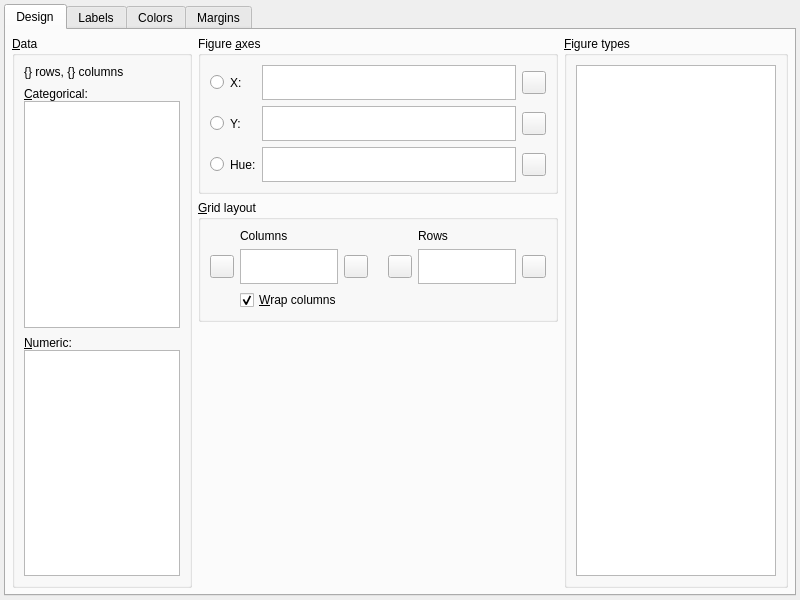
This is coquery/gui/ui/visualizationDesigner.ui in gkunter/coquery as Qt 5 draws it before an edit. The edited form follows.
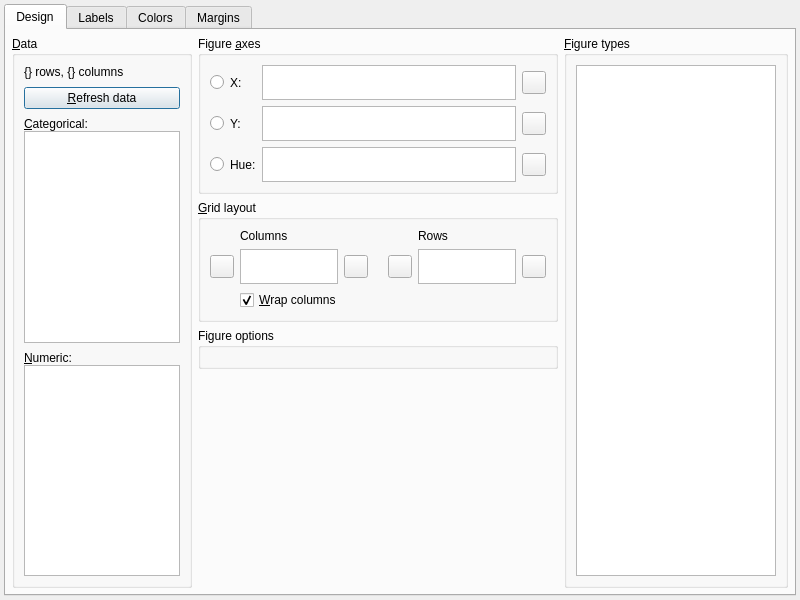
This is the edited form. Custom widgets are drawn as their Qt base class.

Commit message: Provide functionality to update visualization data frame (in response to #269)

```diff
--- a/coquery/gui/ui/visualizationDesigner.ui
+++ b/coquery/gui/ui/visualizationDesigner.ui
@@ -55,6 +55,13 @@
             </property>
            </widget>
           </item>
+          <item>
+           <widget class="QPushButton" name="button_refresh_data">
+            <property name="text">
+             <string>&amp;Refresh data</string>
+            </property>
+           </widget>
+          </item>
           <item>
            <layout class="QVBoxLayout" name="verticalLayout_2">
             <property name="spacing">
@@ -107,7 +114,7 @@
         </widget>
        </item>
        <item>
-        <layout class="QVBoxLayout" name="verticalLayout_6" stretch="0,0,1">
+        <layout class="QVBoxLayout" name="verticalLayout_6" stretch="0,0,0,1">
          <item>
           <widget class="QGroupBox" name="group_data">
            <property name="sizePolicy">
@@ -449,6 +456,14 @@
            </layout>
           </widget>
          </item>
+         <item>
+          <widget class="QGroupBox" name="group_custom">
+           <property name="title">
+            <string>Figure options</string>
+           </property>
+           <layout class="QVBoxLayout" name="layout_custom"/>
+          </widget>
+         </item>
          <item>
           <spacer name="verticalSpacer_11">
            <property name="orientation">
```
The commit also changes 2 other files.
